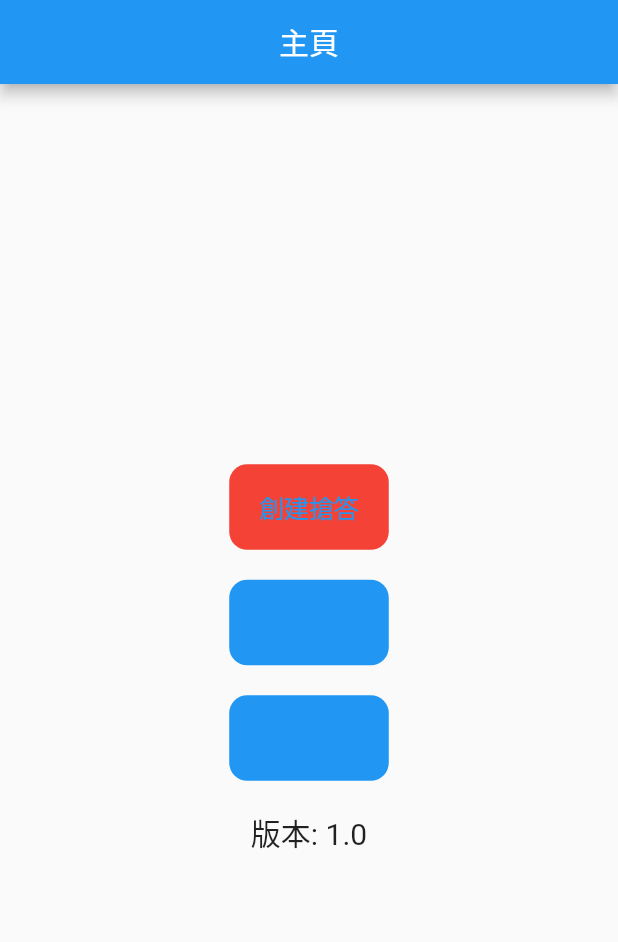
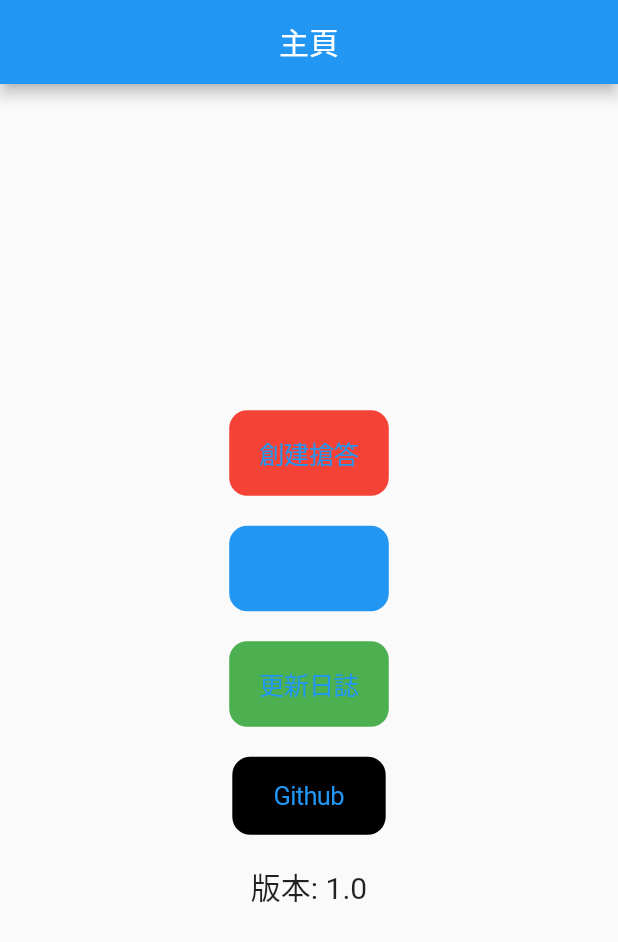
Before and after one commit to ExpTechTW/Answer, a Flutter app: the screen it shows after launch, on a phone screen of 412 x 824 dp. Shown: the top 942 px of the screen. Run offline on Flutter 3.47's test engine with Material 2 defaults, Android fonts, the light colour scheme and no system bars; our stand-ins replace loggy; missing offline and left inert: flutter_loggy.

Commit message:
修正一些小問題 加入 Github 按鈕 加入 更新日誌 按鈕

```diff
--- a/lib/UI/HomePage.dart
+++ b/lib/UI/HomePage.dart
@@ -56,10 +56,20 @@ class HomePage extends StatelessWidget {
                 height: 20,
               ),
               CupertinoButton(
-                color: Colors.blue,
-                child: const Text("開始搶答"),
+                color: Colors.green,
+                child: const Text("更新日誌"),
                 onPressed: () async {
-                  await launch('');
+                  await launch('https://github.com/ExpTechTW/Answer/releases');
+                },
+              ),
+              const SizedBox(
+                height: 20,
+              ),
+              CupertinoButton(
+                color: Colors.black,
+                child: const Text("  Github  "),
+                onPressed: () async {
+                  await launch('https://github.com/ExpTechTW/Answer');
                 },
               ),
               const SizedBox(
```
Also changed, not shown: lib/UI/ServerPage.dart (+4 -4 lines), 2 other files.
